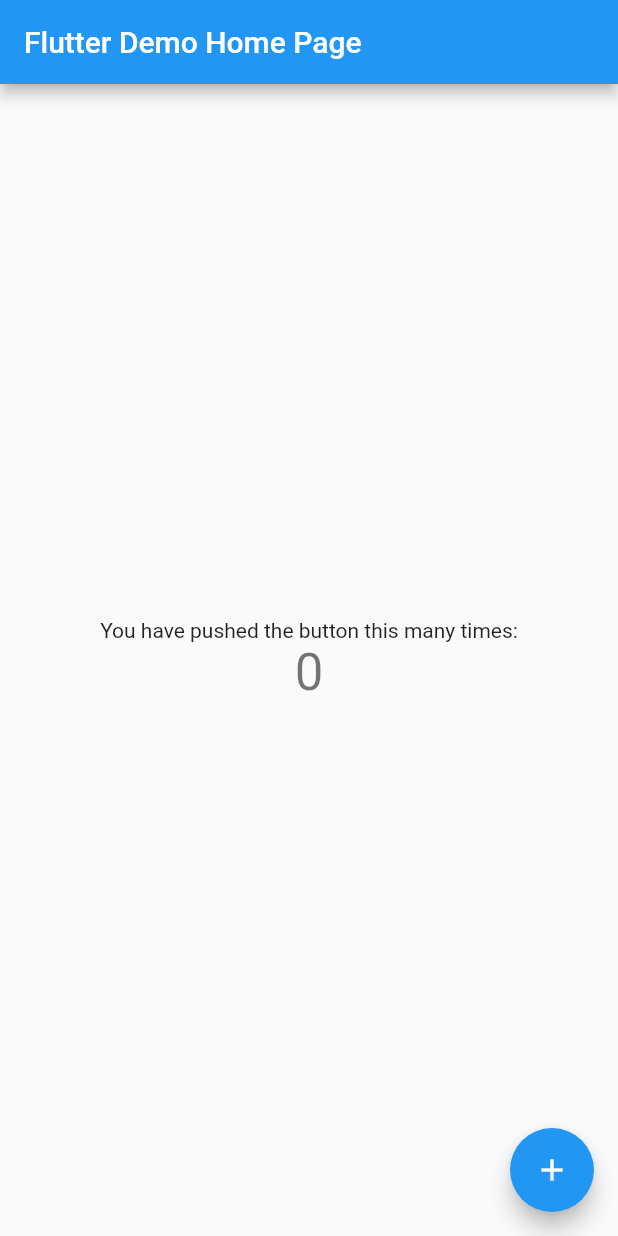
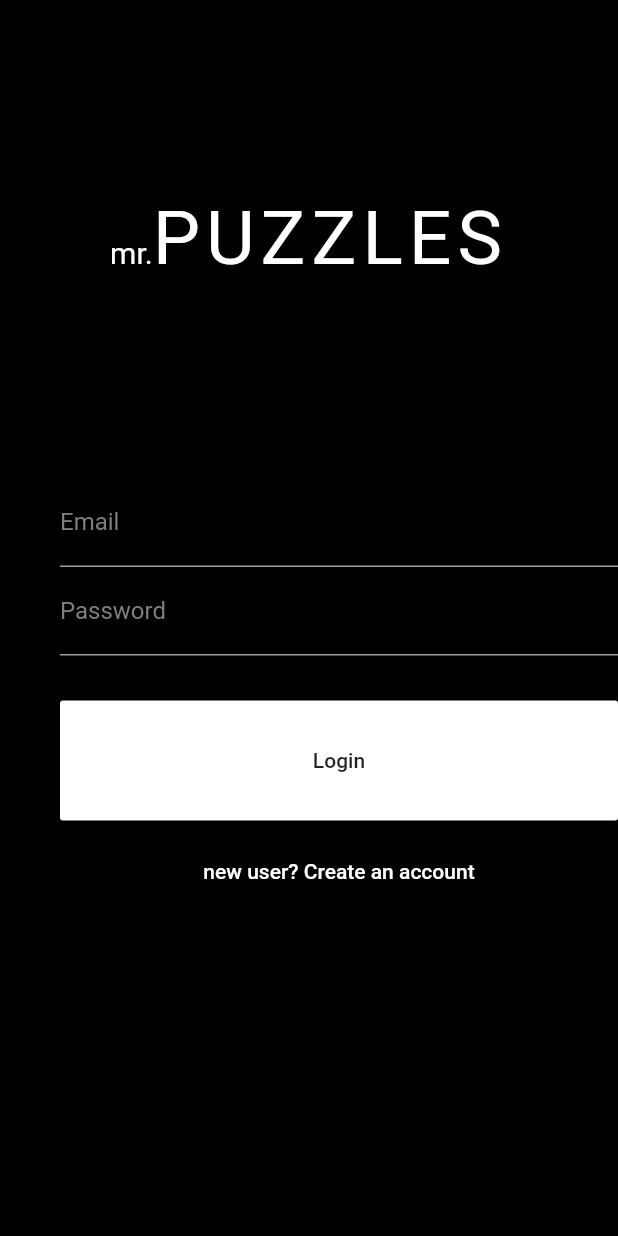
Before and after one commit to amirmekk/ecommerce_store, a Flutter app: the screen it shows after launch, on a phone screen of 412 x 824 dp. Run offline on Flutter 3.47's test engine with Material 2 defaults, Android fonts, the phone set to English and light mode, and no system bars.

Commit message:
Basic UI for Login and Sign Up + some basic theme date on main.dart

```diff
--- a/lib/main.dart
+++ b/lib/main.dart
@@ -1,4 +1,6 @@
 import 'package:flutter/material.dart';
+import 'package:puzzle_Store/screens/log_in_screen.dart';
+import 'package:puzzle_Store/screens/sign_up_screen.dart';
 
 void main() {
   runApp(MyApp());
@@ -9,109 +11,27 @@ class MyApp extends StatelessWidget {
   @override
   Widget build(BuildContext context) {
     return MaterialApp(
+      debugShowCheckedModeBanner: false,
       title: 'Flutter Demo',
       theme: ThemeData(
-        // This is the theme of your application.
-        //
-        // Try running your application with "flutter run". You'll see the
-        // application has a blue toolbar. Then, without quitting the app, try
-        // changing the primarySwatch below to Colors.green and then invoke
-        // "hot reload" (press "r" in the console where you ran "flutter run",
-        // or simply save your changes to "hot reload" in a Flutter IDE).
-        // Notice that the counter didn't reset back to zero; the application
-        // is not restarted.
+
+        scaffoldBackgroundColor: Colors.black,
+        textTheme: TextTheme(
+          headline1: TextStyle(
+            color: Colors.white,
+            fontSize: 50.0,
+            letterSpacing: 4.0,
+            fontWeight: FontWeight.w400,
+          ),
+          headline2: TextStyle(
+            color: Colors.white,
+            fontSize: 20.0,
+          ),
+        ),
         primarySwatch: Colors.blue,
-        // This makes the visual density adapt to the platform that you run
-        // the app on. For desktop platforms, the controls will be smaller and
-        // closer together (more dense) than on mobile platforms.
         visualDensity: VisualDensity.adaptivePlatformDensity,
       ),
-      home: MyHomePage(title: 'Flutter Demo Home Page'),
+      home: LogIn(),
     );
   }
 }
-
-class MyHomePage extends StatefulWidget {
-  MyHomePage({Key key, this.title}) : super(key: key);
-
-  // This widget is the home page of your application. It is stateful, meaning
-  // that it has a State object (defined below) that contains fields that affect
-  // how it looks.
-
-  // This class is the configuration for the state. It holds the values (in this
-  // case the title) provided by the parent (in this case the App widget) and
-  // used by the build method of the State. Fields in a Widget subclass are
-  // always marked "final".
-
-  final String title;
-
-  @override
-  _MyHomePageState createState() => _MyHomePageState();
-}
-
-class _MyHomePageState extends State<MyHomePage> {
-  int _counter = 0;
-
-  void _incrementCounter() {
-    setState(() {
-      // This call to setState tells the Flutter framework that something has
-      // changed in this State, which causes it to rerun the build method below
-      // so that the display can reflect the updated values. If we changed
-      // _counter without calling setState(), then the build method would not be
-      // called again, and so nothing would appear to happen.
-      _counter++;
-    });
-  }
-
-  @override
-  Widget build(BuildContext context) {
-    // This method is rerun every time setState is called, for instance as done
-    // by the _incrementCounter method above.
-    //
-    // The Flutter framework has been optimized to make rerunning build methods
-    // fast, so that you can just rebuild anything that needs updating rather
-    // than having to individually change instances of widgets.
-    return Scaffold(
-      appBar: AppBar(
-        // Here we take the value from the MyHomePage object that was created by
-        // the App.build method, and use it to set our appbar title.
-        title: Text(widget.title),
-      ),
-      body: Center(
-        // Center is a layout widget. It takes a single child and positions it
-        // in the middle of the parent.
-        child: Column(
-          // Column is also a layout widget. It takes a list of children and
-          // arranges them vertically. By default, it sizes itself to fit its
-          // children horizontally, and tries to be as tall as its parent.
-          //
-          // Invoke "debug painting" (press "p" in the console, choose the
-          // "Toggle Debug Paint" action from the Flutter Inspector in Android
-          // Studio, or the "Toggle Debug Paint" command in Visual Studio Code)
-          // to see the wireframe for each widget.
-          //
-          // Column has various properties to control how it sizes itself and
-          // how it positions its children. Here we use mainAxisAlignment to
-          // center the children vertically; the main axis here is the vertical
-          // axis because Columns are vertical (the cross axis would be
-          // horizontal).
-          mainAxisAlignment: MainAxisAlignment.center,
-          children: <Widget>[
-            Text(
-              'You have pushed the button this many times:',
-            ),
-            Text(
-              '$_counter',
-              style: Theme.of(context).textTheme.headline4,
-            ),
-          ],
-        ),
-      ),
-      floatingActionButton: FloatingActionButton(
-        onPressed: _incrementCounter,
-        tooltip: 'Increment',
-        child: Icon(Icons.add),
-      ), // This trailing comma makes auto-formatting nicer for build methods.
-    );
-  }
-}
--- /dev/null
+++ b/lib/screens/log_in_screen.dart
@@ -0,0 +1,124 @@
+import 'package:flutter/material.dart';
+
+class LogIn extends StatefulWidget {
+  @override
+  _LogInState createState() => _LogInState();
+}
+
+class _LogInState extends State<LogIn> {
+  final _formKey = GlobalKey<FormState>();
+  final greyColor = Color(0xff7e7f81);
+  InputDecoration sharedTextInputDecoration(String title) {
+    return InputDecoration(
+      focusedBorder: UnderlineInputBorder(
+        borderSide: BorderSide(
+          color: Colors.white,
+        ),
+      ),
+      enabledBorder: UnderlineInputBorder(
+        borderSide: BorderSide(
+          color: Colors.grey,
+        ),
+      ),
+      labelText: title,
+      labelStyle: TextStyle(
+        color: greyColor,
+      ),
+    );
+  }
+
+  Widget mrPuzzleTitleWidget() {
+    return Padding(
+      padding: EdgeInsets.symmetric(vertical: 130.0),
+      child: Row(
+        mainAxisAlignment: MainAxisAlignment.center,
+        children: <Widget>[
+          RichText(
+            text: TextSpan(
+              children: <TextSpan>[
+                TextSpan(
+                    text: 'mr.', style: Theme.of(context).textTheme.headline2),
+                TextSpan(
+                    text: 'PUZZLES',
+                    style: Theme.of(context).textTheme.headline1),
+              ],
+            ),
+          ),
+        ],
+      ),
+    );
+  }
+
+  Widget logInButton() {
+    return Container(
+      padding: EdgeInsets.fromLTRB(40, 30, 0, 10),
+      width: MediaQuery.of(context).size.width,
+      height: 120.0,
+      child: FlatButton(
+        onPressed: () {},
+        child: Text(
+          'Login',
+        ),
+        color: Colors.white,
+      ),
+    );
+  }
+
+  Widget newUserButton() {
+    return Container(
+      padding: EdgeInsets.only(left: 40.0),
+      child: FlatButton(
+        onPressed: () {},
+        child: Text(
+          'new user? Create an account',
+          style: TextStyle(
+            color: Colors.white,
+          ),
+        ),
+      ),
+    );
+  }
+
+  Widget logInForm() {
+    return Padding(
+      padding: EdgeInsets.only(left: 40.0),
+      child: Form(
+        key: _formKey,
+        child: Column(
+          children: <Widget>[
+            TextFormField(
+              style: TextStyle(
+                color: Colors.white,
+              ),
+              decoration: sharedTextInputDecoration('Email'),
+            ),
+            TextFormField(
+              style: TextStyle(
+                color: Colors.white,
+              ),
+              obscureText: true,
+              decoration: sharedTextInputDecoration('Password'),
+            ),
+          ],
+        ),
+      ),
+    );
+  }
+
+  @override
+  Widget build(BuildContext context) {
+    return Scaffold(
+      body: SingleChildScrollView(
+        child: Container(
+            child: Column(
+          children: <Widget>[
+            mrPuzzleTitleWidget(),
+            logInForm(),
+            logInButton(),
+            newUserButton(),
+          ],
+        )),
+      ),
+    );
+  }
+}
```
Also changed, not shown: lib/screens/sign_up_screen.dart (added, +130 -0 lines).
